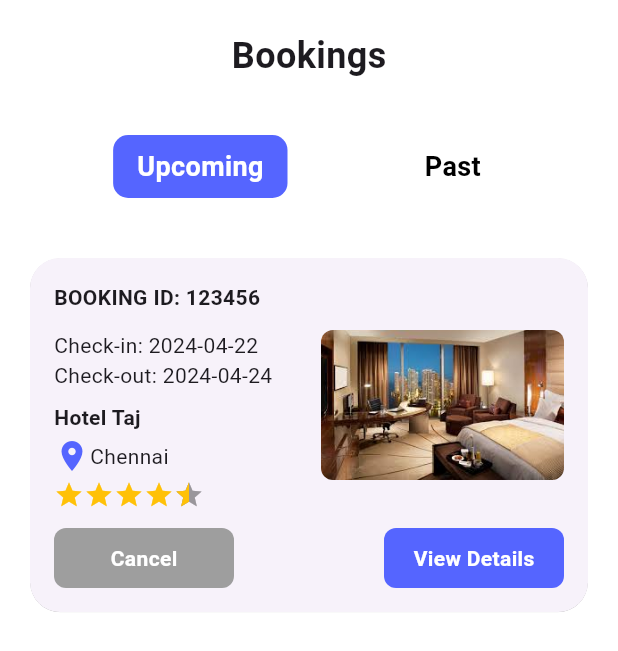
After one commit to Vishnu-Deepan/hotel_booking, a Flutter app: the MyBookingsPage screen opened directly, on a phone screen of 412 x 824 dp. The commit adds this screen. Shown: the top 651 px of the screen. Run offline on Flutter 3.47's test engine with Material 3 defaults, Android fonts, the phone set to English and light mode, and no system bars; drawn by our look-alikes of flutter_rating_bar; our stand-ins replace google_fonts, photo_view; network calls fail.

Commit message:
My Bookings

```diff
--- /dev/null
+++ b/lib/Screens/bookings_screen.dart
@@ -0,0 +1,239 @@
+import 'package:flutter/material.dart';
+import 'package:flutter_rating_bar/flutter_rating_bar.dart';
+
+class MyBookingsPage extends StatefulWidget {
+  const MyBookingsPage({Key? key}) : super(key: key);
+
+  @override
+  _MyBookingsPageState createState() => _MyBookingsPageState();
+}
+
+class _MyBookingsPageState extends State<MyBookingsPage> {
+  int _selectedTabIndex = 0; // Variable to track selected tab index
+
+  List<Map<String, dynamic>> _upcomingBookings = [
+    {
+      'id': 1,
+      'bookingId': '123456',
+      'image':'assets/images/hotel1.jpg',
+      'checkIn': '2024-04-22',
+      'checkOut': '2024-04-24',
+      'hotelName': 'Hotel Taj',
+      'location': 'Chennai ',
+      'ratings': 4.5,
+      'reviews': 1234,
+    },
+    // Add more upcoming bookings as needed
+  ];
+
+  List<Map<String, dynamic>> _pastBookings = [
+    {
+      'id': 1,
+      'bookingId': '789012',
+      'image':'assets/images/hotel3.jpg',
+      'checkIn': '2024-01-02',
+      'checkOut': '2024-01-05',
+      'hotelName': 'Hotel Green Tree',
+      'location': 'Mumbai, India',
+      'ratings': 3.2,
+      'reviews': 987,
+    },
+    // Add more past bookings as needed
+  ];
+
+  @override
+  Widget build(BuildContext context) {
+    return Scaffold(
+      body: Column(
+        crossAxisAlignment: CrossAxisAlignment.start,
+        children: [
+          Padding(
+            padding: EdgeInsets.only(left: 16, bottom: 16, right: 16, top: 20 + MediaQuery.of(context).padding.top),
+            child: Center(
+              child: const Text(
+                'Bookings',
+                style: TextStyle(
+                  fontSize: 24,
+                  fontWeight: FontWeight.bold,
+                ),
+              ),
+            ),
+          ),
+          Padding(
+            padding: const EdgeInsets.symmetric(vertical: 20),
+            child: Row(
+              mainAxisAlignment: MainAxisAlignment.spaceEvenly,
+              children: [
+                _buildTab('Upcoming', 0),
+                _buildTab('Past', 1),
+              ],
+            ),
+          ),
+          Expanded(
+            child: _selectedTabIndex == 0 ? _buildBookingList(_upcomingBookings) : _buildBookingList(_pastBookings),
+          ),
+        ],
+      ),
+    );
+  }
+
+  Widget _buildTab(String title, int index) {
+    return GestureDetector(
+      onTap: () {
+        setState(() {
+          _selectedTabIndex = index;
+        });
+      },
+      child: Container(
+        padding: const EdgeInsets.symmetric(vertical: 8, horizontal: 16),
+        decoration: BoxDecoration(
+          color: _selectedTabIndex == index ? Theme.of(context).primaryColor : Colors.transparent,
+          borderRadius: BorderRadius.circular(10),
+        ),
+        child: Text(
+          title,
+          style: TextStyle(
+            color: _getTabTextColor(index),
+            fontWeight: FontWeight.bold,
+            fontSize: 18,
+          ),
+        ),
+      ),
+    );
+  }
+
+  Widget _buildBookingList(List<Map<String, dynamic>> bookings) {
+    return ListView.builder(
+      itemCount: bookings.length,
+      itemBuilder: (context, index) {
+        return _buildBookingItem(bookings[index]);
+      },
+    );
+  }
+
+  Widget _buildBookingItem(Map<String, dynamic> booking) {
+    return Padding(
+      padding: const EdgeInsets.all(16),
+      child: Card(
+        shape: RoundedRectangleBorder(
+          borderRadius: BorderRadius.circular(20),
+        ),
+        elevation: 0.1,
+        child: Padding(
+          padding: const EdgeInsets.all(16),
+          child: Column(
+            crossAxisAlignment: CrossAxisAlignment.start,
+            children: [
+              Text(
+                'BOOKING ID: ${booking['bookingId']}',
+                style: TextStyle(
+                  fontWeight: FontWeight.bold,
+                ),
+              ),
+              const SizedBox(height: 12),
+              Row(
+                mainAxisAlignment: MainAxisAlignment.spaceBetween,
+                crossAxisAlignment: CrossAxisAlignment.start,
+                children: [
+                  Expanded(
+                    child: Column(
+                      crossAxisAlignment: CrossAxisAlignment.start,
+                      children: [
+                        Text('Check-in: ${booking['checkIn']}'),
+                        Text('Check-out: ${booking['checkOut']}'),
+                        const SizedBox(height: 8),
+                        Text(
+                          '${booking['hotelName']}',
+                          style: TextStyle(
+                            fontWeight: FontWeight.bold,
+                          ),
+                        ),
+                        const SizedBox(height: 4),
+                        Row(
+                          children: [
+                            Icon(Icons.location_on, color: Theme.of(context).primaryColor),
+                            Text('${booking['location']}'),
+                          ],
+                        ),
+                        const SizedBox(height: 4),
+                        Row(
+                          children: [
+                            RatingBarIndicator(
+                              rating: booking['ratings'],
+                              itemBuilder: (context, index) => const Icon(
+                                Icons.star,
+                                color: Colors.amber,
+                              ),
+                              itemCount: 5,
+                              itemSize: 20,
+                              direction: Axis.horizontal,
+                            ),
+                            // const SizedBox(width: 8),
+                            // Text('${booking['ratings']} (${booking['reviews']} Reviews)'),
+                          ],
+                        ),
+                      ],
+                    ),
+                  ),
+                  const SizedBox(width: 16),
+                  Expanded(
+                    child: SizedBox(
+                      height: 100,
+                      width: 100,
+                      child: ClipRRect(
+                        borderRadius: BorderRadius.circular(8),
+                        child: Image.asset(
+                          booking['image'],
+                          fit: BoxFit.cover,
+                        ),
+                      ),
+                    ),
+                  ),
+                ],
+              ),
+              const SizedBox(height: 12),
+              Row(
+                mainAxisAlignment: MainAxisAlignment.spaceBetween,
+                children: [
+                  _buildCustomButton('Cancel', Colors.grey),
+                  _buildCustomButton('View Details', Theme.of(context).primaryColor),
+                ],
+              ),
+            ],
+          ),
+        ),
+      ),
+    );
+  }
+
+  Widget _buildCustomButton(String title, Color color) {
+    return Container(
+      height: 40,
+      width: 120,
+      decoration: BoxDecoration(
+        color: color,
+        borderRadius: BorderRadius.circular(8),
+      ),
+      child: Center(
+        child: Text(
+          title,
+          style: const TextStyle(
+            color: Colors.white,
+            fontWeight: FontWeight.bold,
+          ),
+        ),
+      ),
+    );
+  }
+
+  Color _getTabTextColor(int index) {
+    // Check if the tab is selected
+    if (_selectedTabIndex == index) {
+      // If selected, return white color regardless of theme brightness
+      return Colors.white;
+    } else {
+      // If not selected, return black color if theme is not dark; otherwise, return white
+      return Theme.of(context).brightness == Brightness.dark ? Colors.white : Colors.black;
+    }
+  }
+}
--- a/lib/Screens/edit_profile_page.dart
+++ b/lib/Screens/edit_profile_page.dart
@@ -312,6 +312,7 @@ class EditProfilePage extends StatelessWidget {
               child: InkWell(
                 onTap: () {
                   // Handle update profile
+                  _showUpdateConfirmationDialog(context);
                 },
                 child: Container(
                   height: 60,
@@ -342,3 +343,62 @@ class EditProfilePage extends StatelessWidget {
 
 
 }
+
+void _showUpdateConfirmationDialog(BuildContext context) {
+  showDialog(
+    context: context,
+    builder: (BuildContext context) {
+      return AlertDialog(
+        shape: RoundedRectangleBorder(
+          borderRadius: BorderRadius.circular(12.0),
+        ),
+        title: Text(
+          'Confirmation',
+          style: TextStyle(
+            fontSize: 20,
+            fontWeight: FontWeight.bold,
+            color: CColors.primaryColor(context),
+          ),
+        ),
+        content: Text(
+          'Are you sure you want to update your profile?',
+          style: TextStyle(
+            fontSize: 16,
+            color: CColors.textColor(context),
+          ),
+        ),
+        actions: <Widget>[
+          TextButton(
+            onPressed: () {
+              Navigator.of(context).pop();
+              _updateProfile(context); // Call function to update profile
+            },
+            child: Text(
+              'Yes',
+              style: TextStyle(
+                fontSize: 16,
+                color: CColors.primaryColor(context),
+              ),
+            ),
+          ),
+          TextButton(
+            onPressed: () {
+              Navigator.of(context).pop(); // Close the dialog
+            },
+            child: Text(
+              'No',
+              style: TextStyle(
+                fontSize: 16,
+                color: CColors.textColor(context),
+              ),
+            ),
+          ),
+        ],
+      );
+    },
+  );
+}
+
+void _updateProfile(context) {
+  Navigator.of(context).pop();
+}
--- a/lib/Screens/home_screen.dart
+++ b/lib/Screens/home_screen.dart
@@ -3,6 +3,7 @@ import 'package:hotel_booking/Screens/profile.dart';
 import 'package:hotel_booking/themes/custom_colors.dart';
 import 'package:hotel_booking/utils/hotel_card_small.dart';
 import '../utils/hotel_card_big.dart';
+import 'bookings_screen.dart';
 import 'search.dart';
 
 class HomePage extends StatefulWidget {
@@ -36,7 +37,7 @@ class _HomePageState extends State<HomePage> {
           BottomNavigationBarItem(
               icon: Icon(Icons.home_outlined), label: "Home"),
           BottomNavigationBarItem(
-              icon: Icon(Icons.bookmark_add_outlined), label: "Favorites"),
+              icon: Icon(Icons.calendar_month_sharp), label: "My Bookings"),
           BottomNavigationBarItem(
               icon: Icon(Icons.person_outline_sharp), label: "Profile"),
         ],
@@ -286,7 +287,7 @@ class _HomePageState extends State<HomePage> {
               ],
             ),
           ),
-          const Center(child: Text('Favorites Page')),
+          const MyBookingsPage(),
           const ProfilePage(),
         ],
       ),
--- a/lib/Screens/profile.dart
+++ b/lib/Screens/profile.dart
@@ -168,11 +168,11 @@ class ProfilePage extends StatelessWidget {
                   context: context,
                   tiles: [
                     _buildOptionRow(
-                        context, Icons.lock_outline, "Change Password", () {}),
+                        context, Icons.bookmark, "Favorites", () {}),
                     _buildOptionRow(
                         context, Icons.payment, "Payment Method", () {}),
                     _buildOptionRow(
-                        context, Icons.book_online, "My Booking", () {}),
+                        context, Icons.lock_outline, "Change Password", () {}),
                     _buildOptionRow(
                         context, Icons.privacy_tip, "Privacy Policy", () {}),
 
```
Also changed, not shown: lib/generated/assets.dart (added), 1 other file.
